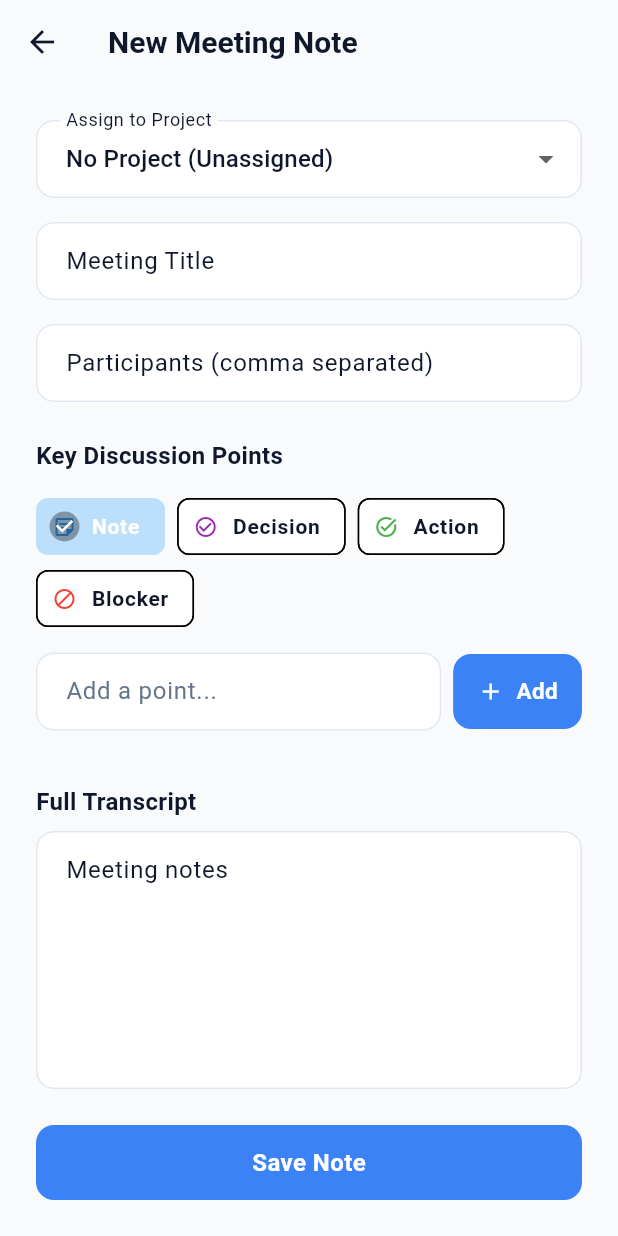
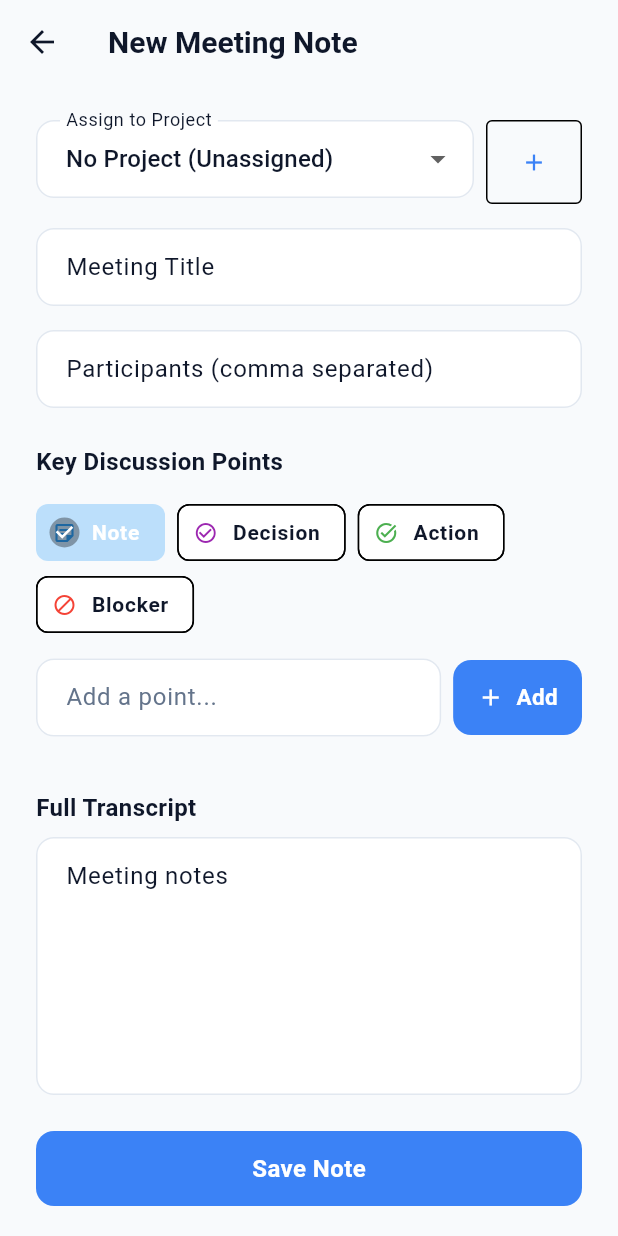
Before and after one commit to zienab-amr/SynTrace, a Flutter app: the CreateMeetingScreen screen opened directly, on a phone screen of 412 x 824 dp. Run offline on Flutter 3.47's test engine with Material 3 defaults, Android fonts, the phone set to English and light mode, and no system bars; our stand-ins replace dio, equatable, flutter_bloc, flutter_markdown, flutter_secure_storage, go_router and 1 more; accounts and stored records are empty.

Commit message:
SYNT-468 : fix project dropdown overflow and add quick add project button

```diff
--- a/mobile/lib/features/meetings/presentation/screens/create_meeting_screen.dart
+++ b/mobile/lib/features/meetings/presentation/screens/create_meeting_screen.dart
@@ -1,5 +1,7 @@
 import 'package:flutter/material.dart';
 import 'package:flutter_bloc/flutter_bloc.dart';
+import 'package:go_router/go_router.dart';
+import 'package:syntrace/core/router/routes.dart';
 import 'package:syntrace/core/theme/app_colors.dart';
 import 'package:syntrace/features/projects/data/mock_projects.dart';
 import '../../data/models/meeting_note_model.dart';
@@ -85,8 +87,7 @@ class _CreateMeetingScreenState extends State<CreateMeetingScreen> {
         );
 
         final draft = MeetingNote(
-          id:
-              widget.existingDraft?.id ??
+          id: widget.existingDraft?.id ??
               DateTime.now().millisecondsSinceEpoch.toString(),
           title: _titleController.text.trim().isEmpty
               ? 'Untitled Draft'
@@ -107,7 +108,6 @@ class _CreateMeetingScreenState extends State<CreateMeetingScreen> {
       }
     }
 
-    // لو النوتة محفوظة (Published)، الخروج من غير حفظ بيلغي التعديلات
     Navigator.pop(context);
   }
 
@@ -128,8 +128,7 @@ class _CreateMeetingScreenState extends State<CreateMeetingScreen> {
     );
 
     final newNote = MeetingNote(
-      id:
-          widget.existingDraft?.id ??
+      id: widget.existingDraft?.id ??
           DateTime.now().millisecondsSinceEpoch.toString(),
       title: _titleController.text.trim(),
       date: DateTime.now(),
@@ -179,8 +178,13 @@ class _CreateMeetingScreenState extends State<CreateMeetingScreen> {
         child: Column(
           crossAxisAlignment: CrossAxisAlignment.start,
           children: [
-            DropdownButtonFormField<String>(
+            Row(
+              crossAxisAlignment: CrossAxisAlignment.start,
+              children: [
+                Expanded(
+                  child: DropdownButtonFormField<String>(
                     value: _selectedProjectId,
+                    isExpanded: true,
                     dropdownColor: theme.colorScheme.surface,
                     decoration: InputDecoration(
                       labelText: 'Assign to Project',
@@ -196,11 +200,36 @@ class _CreateMeetingScreenState extends State<CreateMeetingScreen> {
                       ...MockProjects.projects.map(
                         (p) => DropdownMenuItem<String>(
                           value: p.id,
-                    child: Text(p.name),
+                          child: Text(
+                            p.name,
+                            maxLines: 1,
+                            overflow: TextOverflow.ellipsis,
+                          ),
                         ),
                       ),
                     ],
-              onChanged: (val) => setState(() => _selectedProjectId = val),
+                    onChanged: (val) =>
+                        setState(() => _selectedProjectId = val),
+                  ),
+                ),
+                const SizedBox(width: 8),
+                SizedBox(
+                  height: 56,
+                  child: OutlinedButton(
+                    onPressed: () {
+                      context.push(AppRoutes.createProject);
+                    },
+                    style: OutlinedButton.styleFrom(
+                      padding: const EdgeInsets.symmetric(horizontal: 16),
+                      shape: RoundedRectangleBorder(
+                        borderRadius: BorderRadius.circular(4),
+                      ),
+                      side: BorderSide(color: theme.dividerColor),
+                    ),
+                    child: const Icon(Icons.add),
+                  ),
+                ),
+              ],
             ),
             const SizedBox(height: 16),
             TextField(
@@ -221,7 +250,6 @@ class _CreateMeetingScreenState extends State<CreateMeetingScreen> {
               ),
             ),
             const SizedBox(height: 24),
-
             Text(
               'Key Discussion Points',
               style: TextStyle(
@@ -231,7 +259,6 @@ class _CreateMeetingScreenState extends State<CreateMeetingScreen> {
               ),
             ),
             const SizedBox(height: 12),
-
             Wrap(
               spacing: 8,
               children: MeetingPointType.values.map((type) {
@@ -250,7 +277,6 @@ class _CreateMeetingScreenState extends State<CreateMeetingScreen> {
               }).toList(),
             ),
             const SizedBox(height: 12),
-
             Row(
               children: [
                 Expanded(
@@ -280,7 +306,6 @@ class _CreateMeetingScreenState extends State<CreateMeetingScreen> {
               ],
             ),
             const SizedBox(height: 12),
-
             ..._keyPoints.asMap().entries.map((entry) {
               final index = entry.key;
               final point = entry.value;
@@ -320,9 +345,7 @@ class _CreateMeetingScreenState extends State<CreateMeetingScreen> {
                 ),
               );
             }),
-
             const SizedBox(height: 24),
-
             Text(
               'Full Transcript',
               style: TextStyle(
@@ -343,7 +366,6 @@ class _CreateMeetingScreenState extends State<CreateMeetingScreen> {
               ),
             ),
             const SizedBox(height: 24),
-
             SizedBox(
               width: double.infinity,
               height: 50,
```
Lines whose indentation alone changed are shown as unchanged.
